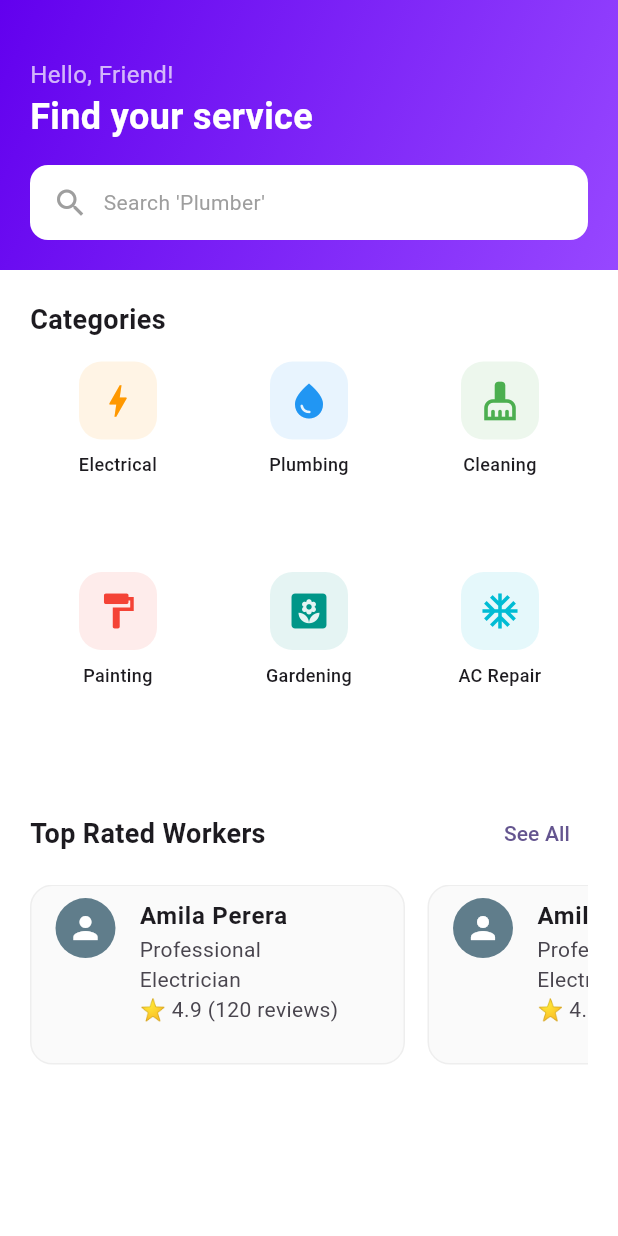
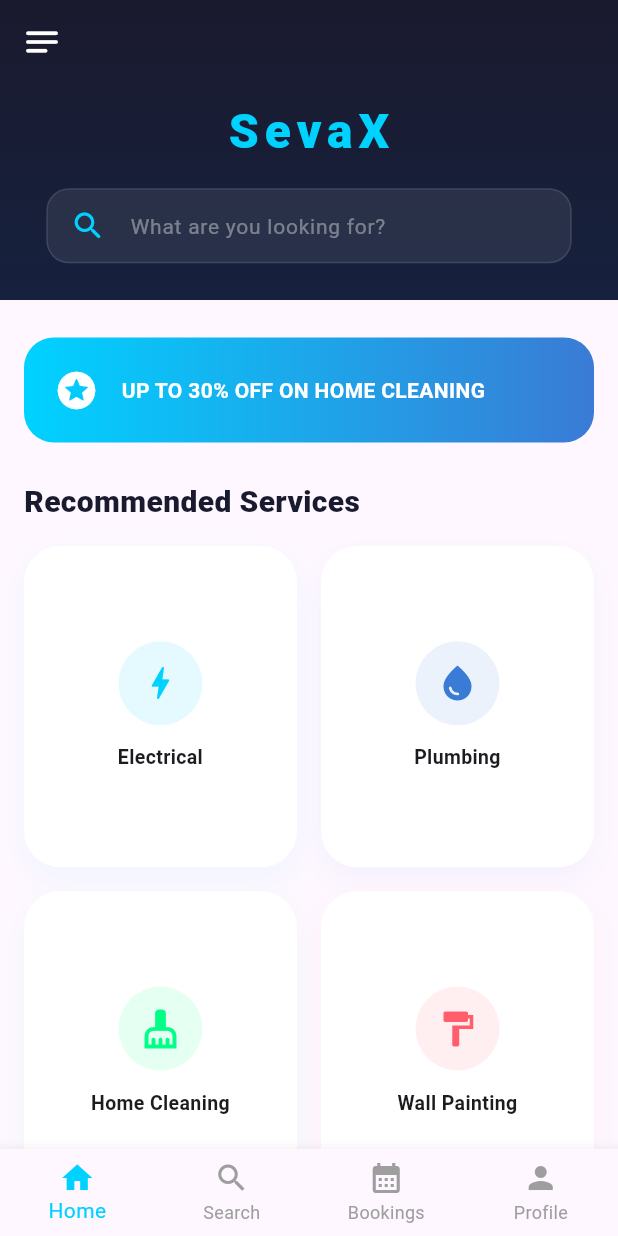
Before and after one commit to s22010180/sevax, a Flutter app: the screen it shows after launch, on a phone screen of 412 x 824 dp. Run offline on Flutter 3.47's test engine with Material 3 defaults, Android fonts, the phone set to English and light mode, and no system bars.

Commit message:
Refactor main app structure: replace SplashScreen with MainWrapper and enhance HomeScreen functionality

```diff
--- a/lib/main.dart
+++ b/lib/main.dart
@@ -1,5 +1,5 @@
 import 'package:flutter/material.dart';
-import 'screens/splash_screen.dart';
+import 'screens/main_wrapper.dart'; // Make sure the path is correct
 
 void main() {
   runApp(const SevaX());
@@ -11,13 +11,10 @@ class SevaX extends StatelessWidget {
   @override
   Widget build(BuildContext context) {
     return MaterialApp(
+      debugShowCheckedModeBanner: false,
       title: 'SevaX',
-      debugShowCheckedModeBanner: false,
-      theme: ThemeData(
-        colorScheme: ColorScheme.fromSeed(seedColor: const Color(0xFF6200EE)),
-        useMaterial3: true,
-      ),
-      home: const SplashScreen(),
+      // The 'home' property defines the first screen the user sees after the Splash
+      home: const MainWrapper(),
     );
   }
 }
--- a/lib/screens/home_screen.dart
+++ b/lib/screens/home_screen.dart
@@ -1,178 +1,210 @@
 import 'package:flutter/material.dart';
-import 'service_detail_screen.dart';
 
-class HomeScreen extends StatelessWidget {
+class HomeScreen extends StatefulWidget {
   const HomeScreen({super.key});
 
-  final List<Map<String, dynamic>> categories = const [
-    {'name': 'Electrical', 'icon': Icons.bolt, 'color': Colors.orange},
-    {'name': 'Plumbing', 'icon': Icons.water_drop, 'color': Colors.blue},
-    {'name': 'Cleaning', 'icon': Icons.cleaning_services, 'color': Colors.green},
-    {'name': 'Painting', 'icon': Icons.format_paint, 'color': Colors.red},
-    {'name': 'Gardening', 'icon': Icons.yard, 'color': Colors.teal},
-    {'name': 'AC Repair', 'icon': Icons.ac_unit, 'color': Colors.cyan},
+  @override
+  State<HomeScreen> createState() => _HomeScreenState();
+}
+
+class _HomeScreenState extends State<HomeScreen> {
+  // 1. The Master List of all categories
+  final List<Map<String, dynamic>> allCategories = const [
+    {'name': 'Electrical', 'icon': Icons.bolt, 'color': Color(0xFF00D2FF)},
+    {'name': 'Plumbing', 'icon': Icons.water_drop, 'color': Color(0xFF3A7BD5)},
+    {'name': 'Home Cleaning', 'icon': Icons.cleaning_services, 'color': Color(0xFF00FF87)},
+    {'name': 'Wall Painting', 'icon': Icons.format_paint, 'color': Color(0xFFFF5F6D)},
+    {'name': 'Lawn Care', 'icon': Icons.yard, 'color': Color(0xFF6A11CB)},
+    {'name': 'AC Specialist', 'icon': Icons.ac_unit, 'color': Color(0xFF2193B0)},
+    {'name': 'Carpentry', 'icon': Icons.handyman, 'color': Color(0xFFED6A5A)},
+    {'name': 'Smart Tech', 'icon': Icons.settings_remote, 'color': Color(0xFF4CA1AF)},
+    {'name': 'Auto Care', 'icon': Icons.directions_car, 'color': Color(0xFF2C3E50)},
+    {'name': 'Security', 'icon': Icons.security, 'color': Color(0xFFF09819)},
   ];
+
+  // 2. The list that the UI actually displays
+  List<Map<String, dynamic>> filteredCategories = [];
+
+  @override
+  void initState() {
+    super.initState();
+    // At the start, show everything
+    filteredCategories = allCategories;
+  }
+
+  // 3. Search logic function
+  void _runFilter(String keyword) {
+    List<Map<String, dynamic>> results = [];
+    if (keyword.isEmpty) {
+      results = allCategories;
+    } else {
+      results = allCategories
+          .where((item) =>
+              item["name"].toLowerCase().contains(keyword.toLowerCase()))
+          .toList();
+    }
+
+    setState(() {
+      filteredCategories = results;
+    });
+  }
 
   @override
   Widget build(BuildContext context) {
-    return Scaffold(
-      backgroundColor: Colors.white,
-      body: CustomScrollView(
+    double width = MediaQuery.of(context).size.width;
+
+    // Dynamic column count for Web vs Mobile
+    int crossAxisCount = width < 600 ? 2 : (width < 1000 ? 3 : 5);
+    double hPadding = width > 1000 ? width * 0.12 : 16.0;
+
+    return CustomScrollView(
       slivers: [
-          // 1. Beautiful Header with Search
-          SliverAppBar(
-            expandedHeight: 180.0,
-            floating: false,
+        // --- COOL SLIDING HEADER ---
+        _buildHeader(context, width),
+
+        // --- PROMO BANNER ---
+        SliverToBoxAdapter(
+          child: Padding(
+            padding: EdgeInsets.symmetric(horizontal: hPadding, vertical: 25),
+            child: _buildPromoBanner(),
+          ),
+        ),
+
+        // --- SECTION TITLE ---
+        SliverPadding(
+          padding: EdgeInsets.symmetric(horizontal: hPadding),
+          sliver: SliverToBoxAdapter(
+            child: const Text(
+              "Recommended Services",
+              style: TextStyle(fontSize: 20, fontWeight: FontWeight.w900, color: Color(0xFF1A1A2E)),
+            ),
+          ),
+        ),
+
+        // --- DYNAMIC GRID ---
+        SliverPadding(
+          padding: EdgeInsets.symmetric(horizontal: hPadding, vertical: 15),
+          sliver: filteredCategories.isNotEmpty
+              ? SliverGrid(
+                  gridDelegate: SliverGridDelegateWithFixedCrossAxisCount(
+                    crossAxisCount: crossAxisCount,
+                    crossAxisSpacing: 16,
+                    mainAxisSpacing: 16,
+                    childAspectRatio: 0.85,
+                  ),
+                  delegate: SliverChildBuilderDelegate(
+                    (context, index) => _buildServiceCard(filteredCategories[index]),
+                    childCount: filteredCategories.length,
+                  ),
+                )
+              : const SliverToBoxAdapter(
+                  child: Center(child: Padding(
+                    padding: EdgeInsets.only(top: 40),
+                    child: Text("No services match your search."),
+                  )),
+                ),
+        ),
+
+        // Bottom spacing for scroll
+        const SliverToBoxAdapter(child: SizedBox(height: 100)),
+      ],
+    );
+  }
+
+  // UI Components inside the Home Screen class
+  Widget _buildHeader(BuildContext context, double width) {
+    return SliverAppBar(
+      expandedHeight: 200,
       pinned: true,
+      elevation: 0,
+      backgroundColor: const Color(0xFF1A1A2E),
+      // leading icon that opens the drawer from MainWrapper
+      leading: IconButton(
+        icon: const Icon(Icons.notes_rounded, color: Colors.white, size: 28),
+        onPressed: () => Scaffold.of(context).openDrawer(),
+      ),
       flexibleSpace: FlexibleSpaceBar(
         background: Container(
           decoration: const BoxDecoration(
             gradient: LinearGradient(
-                    colors: [Color(0xFF6200EE), Color(0xFF9747FF)],
-                    begin: Alignment.topLeft,
-                    end: Alignment.bottomRight,
+              colors: [Color(0xFF1A1A2E), Color(0xFF16213E)],
+              begin: Alignment.topCenter, end: Alignment.bottomCenter,
             ),
           ),
-                child: Padding(
-                  padding: const EdgeInsets.symmetric(horizontal: 20.0),
           child: Column(
-                    mainAxisAlignment: MainAxisAlignment.end,
-                    crossAxisAlignment: CrossAxisAlignment.start,
+            mainAxisAlignment: MainAxisAlignment.center,
             children: [
-                      const Text(
-                        "Hello, Friend!",
-                        style: TextStyle(color: Colors.white70, fontSize: 16),
-                      ),
-                      const Text(
-                        "Find your service",
-                        style: TextStyle(color: Colors.white, fontSize: 24, fontWeight: FontWeight.bold),
-                      ),
+              const SizedBox(height: 40),
+              const Text("SevaX", style: TextStyle(color: Color(0xFF00D2FF), fontSize: 32, fontWeight: FontWeight.w900, letterSpacing: 4)),
               const SizedBox(height: 15),
-                      // Search Bar
-                      Container(
-                        margin: const EdgeInsets.only(bottom: 20),
-                        padding: const EdgeInsets.symmetric(horizontal: 15),
-                        height: 50,
-                        decoration: BoxDecoration(
-                          color: Colors.white,
-                          borderRadius: BorderRadius.circular(12),
-                        ),
-                        child: const Row(
-                          children: [
-                            Icon(Icons.search, color: Colors.grey),
-                            SizedBox(width: 10),
-                            Text("Search 'Plumber'", style: TextStyle(color: Colors.grey)),
-                          ],
-                        ),
-                      ),
+              _buildSearchInput(width),
             ],
           ),
         ),
       ),
+    );
+  }
+
+  Widget _buildSearchInput(double width) {
+    return Container(
+      width: width * 0.85,
+      padding: const EdgeInsets.symmetric(horizontal: 15),
+      decoration: BoxDecoration(
+        color: Colors.white.withOpacity(0.08),
+        borderRadius: BorderRadius.circular(15),
+        border: Border.all(color: Colors.white10),
+      ),
+      child: TextField(
+        onChanged: (val) => _runFilter(val),
+        style: const TextStyle(color: Colors.white),
+        decoration: const InputDecoration(
+          hintText: "What are you looking for?",
+          hintStyle: TextStyle(color: Colors.white38, fontSize: 14),
+          border: InputBorder.none,
+          icon: Icon(Icons.search_rounded, color: Color(0xFF00D2FF)),
         ),
       ),
+    );
+  }
 
-          // 2. Categories Section
-          SliverToBoxAdapter(
-            child: Padding(
-              padding: const EdgeInsets.all(20.0),
-              child: Column(
-                crossAxisAlignment: CrossAxisAlignment.start,
-                children: [
-                  const Text("Categories", style: TextStyle(fontSize: 18, fontWeight: FontWeight.bold)),
-                  const SizedBox(height: 15),
-                  GridView.builder(
-                    shrinkWrap: true,
-                    physics: const NeverScrollableScrollPhysics(),
-                    gridDelegate: const SliverGridDelegateWithFixedCrossAxisCount(
-                      crossAxisCount: 3, // Smaller cards (3 per row)
-                      mainAxisSpacing: 10,
-                      crossAxisSpacing: 10,
-                      childAspectRatio: 0.9,
-                    ),
-                    itemCount: categories.length,
-                    itemBuilder: (context, index) => _buildCategoryCard(context, categories[index]),
-                  ),
+  Widget _buildServiceCard(Map<String, dynamic> item) {
+    return Container(
+      decoration: BoxDecoration(
+        color: Colors.white,
+        borderRadius: BorderRadius.circular(24),
+        boxShadow: [
+          BoxShadow(color: item['color'].withOpacity(0.05), blurRadius: 15, offset: const Offset(0, 8))
         ],
       ),
+      child: Column(
+        mainAxisAlignment: MainAxisAlignment.center,
+        children: [
+          CircleAvatar(
+            radius: 28,
+            backgroundColor: item['color'].withOpacity(0.1),
+            child: Icon(item['icon'], color: item['color'], size: 28),
           ),
-          ),
-
-          // 3. Featured Section
-          SliverToBoxAdapter(
-            child: Padding(
-              padding: const EdgeInsets.symmetric(horizontal: 20.0),
-              child: Column(
-                crossAxisAlignment: CrossAxisAlignment.start,
-                children: [
-                  Row(
-                    mainAxisAlignment: MainAxisAlignment.spaceBetween,
-                    children: [
-                      const Text("Top Rated Workers", style: TextStyle(fontSize: 18, fontWeight: FontWeight.bold)),
-                      TextButton(onPressed: () {}, child: const Text("See All")),
-                    ],
-                  ),
-                  const SizedBox(height: 10),
-                  SizedBox(
-                    height: 120,
-                    child: ListView.builder(
-                      scrollDirection: Axis.horizontal,
-                      itemCount: 5,
-                      itemBuilder: (context, index) => _buildFeaturedWorker(),
-                    ),
-                  ),
-                  const SizedBox(height: 30),
-                ],
-              ),
-            ),
-          ),
+          const SizedBox(height: 12),
+          Text(item['name'], textAlign: TextAlign.center, style: const TextStyle(fontWeight: FontWeight.bold, fontSize: 13)),
         ],
       ),
     );
   }
 
-  Widget _buildCategoryCard(BuildContext context, Map<String, dynamic> category) {
-    return InkWell(
-      onTap: () => Navigator.push(
-        context,
-        MaterialPageRoute(builder: (context) => ServiceDetailScreen(serviceName: category['name'])),
+  Widget _buildPromoBanner() {
+    return Container(
+      padding: const EdgeInsets.all(20),
+      decoration: BoxDecoration(
+        gradient: const LinearGradient(colors: [Color(0xFF00D2FF), Color(0xFF3A7BD5)]),
+        borderRadius: BorderRadius.circular(20),
       ),
-      child: Column(
+      child: const Row(
         children: [
-          Container(
-            padding: const EdgeInsets.all(12),
-            decoration: BoxDecoration(
-              color: category['color'].withOpacity(0.1),
-              borderRadius: BorderRadius.circular(15),
-            ),
-            child: Icon(category['icon'], color: category['color'], size: 28), // Smaller icons
-          ),
-          const SizedBox(height: 8),
-          Text(
-            category['name'],
-            textAlign: TextAlign.center,
-            style: const TextStyle(fontSize: 12, fontWeight: FontWeight.w500),
-          ),
+          Icon(Icons.stars_rounded, color: Colors.white, size: 30),
+          SizedBox(width: 15),
+          Expanded(child: Text("UP TO 30% OFF ON HOME CLEANING", style: TextStyle(color: Colors.white, fontWeight: FontWeight.bold))),
         ],
       ),
     );
   }
-
-  Widget _buildFeaturedWorker() {
-    return Container(
-      width: 250,
-      margin: const EdgeInsets.only(right: 15),
-      decoration: BoxDecoration(
-        color: Colors.grey[50],
-        borderRadius: BorderRadius.circular(15),
-        border: Border.all(color: Colors.grey[200]!),
-      ),
-      child: ListTile(
-        leading: const CircleAvatar(backgroundColor: Colors.blueGrey, child: Icon(Icons.person, color: Colors.white)),
-        title: const Text("Amila Perera", style: TextStyle(fontWeight: FontWeight.bold)),
-        subtitle: const Text("Professional Electrician\n⭐ 4.9 (120 reviews)"),
-        isThreeLine: true,
-      ),
-    );
 }
-}
--- /dev/null
+++ b/lib/screens/main_wrapper.dart
@@ -0,0 +1,73 @@
+import 'package:flutter/material.dart';
+import 'home_screen.dart'; // Import your home screen file
+
+class MainWrapper extends StatefulWidget {
+  const MainWrapper({super.key});
+
+  @override
+  State<MainWrapper> createState() => _MainWrapperState();
+}
+
+class _MainWrapperState extends State<MainWrapper> {
+  // This variable tracks which tab is currently selected
+  int _selectedIndex = 0;
+
+  // This list holds the different "Pages" of your app
+  // When _selectedIndex is 0, it shows HomeScreen.
+  // When it's 1, it shows the "Search" placeholder, and so on.
+  final List<Widget> _pages = [
+    const HomeScreen(),
+    const Center(child: Text("Search Page")),
+    const Center(child: Text("Bookings Page")),
+    const Center(child: Text("Account Page")),
+  ];
+
+  @override
+  Widget build(BuildContext context) {
+    return Scaffold(
+      // --- THE DRAWER (Side Menu) ---
+      // Placing it here makes it accessible from ALL pages in the _pages list.
+      drawer: Drawer(
+        backgroundColor: const Color(0xFF1A1A2E),
+        child: Column(
+          children: [
+            const DrawerHeader(
+              child: Center(
+                child: Text("SevaX Menu", style: TextStyle(color: Colors.white, fontSize: 24)),
+              ),
+            ),
+            ListTile(
+              leading: const Icon(Icons.settings, color: Colors.white),
+              title: const Text("Settings", style: TextStyle(color: Colors.white)),
+              onTap: () => Navigator.pop(context),
+            ),
+          ],
+        ),
+      ),
+
+      // --- THE BODY ---
+      // This displays the screen corresponding to the current index
+      body: _pages[_selectedIndex],
+
+      // --- THE BOTTOM NAVIGATION BAR ---
+      bottomNavigationBar: BottomNavigationBar(
+        currentIndex: _selectedIndex, // Tells the bar which icon to highlight
+        onTap: (index) {
+          // This function runs when you tap an icon
+          setState(() {
+            _selectedIndex = index; // Updates the index and rebuilds the UI
+          });
+        },
+        type: BottomNavigationBarType.fixed, // Keeps all icons visible
+        selectedItemColor: const Color(0xFF00D2FF), // Cool Blue
+        unselectedItemColor: Colors.grey,
+        items: const [
+          BottomNavigationBarItem(icon: Icon(Icons.home), label: "Home"),
+          BottomNavigationBarItem(icon: Icon(Icons.search), label: "Search"),
+          BottomNavigationBarItem(icon: Icon(Icons.calendar_month), label: "Bookings"),
+          BottomNavigationBarItem(icon: Icon(Icons.person), label: "Profile"),
+        ],
+      ),
+    );
+  }
+}
```
Lines whose indentation alone changed are shown as unchanged.
